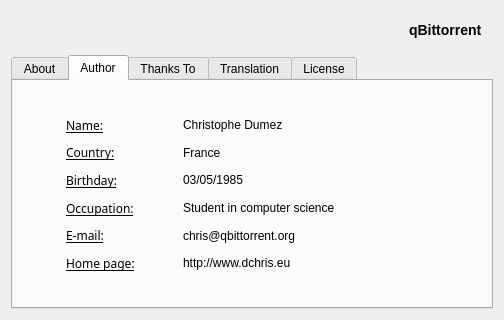
This is src/about.ui in SysAdminDoc/qBittorrent-Vanced as Qt 5 draws it before an edit. The edited form follows.
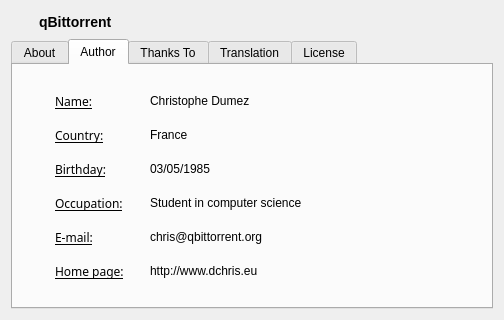
This is the edited form. The open tabs and pages were chosen to show the change.

Commit message: - Fixed layout again for about

```diff
--- a/src/about.ui
+++ b/src/about.ui
@@ -26,22 +26,22 @@
    <string>About qBittorrent</string>
   </property>
   <layout class="QVBoxLayout" >
-   <property name="margin" >
-    <number>11</number>
-   </property>
-   <property name="spacing" >
-    <number>6</number>
-   </property>
    <item>
     <layout class="QHBoxLayout" >
-     <property name="margin" >
-      <number>11</number>
-     </property>
-     <property name="spacing" >
-      <number>6</number>
-     </property>
      <item>
       <widget class="QLabel" name="logo" >
+       <property name="minimumSize" >
+        <size>
+         <width>22</width>
+         <height>22</height>
+        </size>
+       </property>
+       <property name="maximumSize" >
+        <size>
+         <width>22</width>
+         <height>22</height>
+        </size>
+       </property>
        <property name="text" >
         <string/>
        </property>
@@ -50,9 +50,7 @@
      <item>
       <widget class="QLabel" name="lb_name" >
        <property name="sizePolicy" >
-        <sizepolicy>
-         <hsizetype>0</hsizetype>
-         <vsizetype>0</vsizetype>
+        <sizepolicy vsizetype="Fixed" hsizetype="Fixed" >
          <horstretch>0</horstretch>
          <verstretch>0</verstretch>
         </sizepolicy>
@@ -65,6 +63,19 @@
        </property>
       </widget>
      </item>
+     <item>
+      <spacer>
+       <property name="orientation" >
+        <enum>Qt::Horizontal</enum>
+       </property>
+       <property name="sizeHint" >
+        <size>
+         <width>40</width>
+         <height>20</height>
+        </size>
+       </property>
+      </spacer>
+     </item>
     </layout>
    </item>
    <item>
@@ -125,18 +136,12 @@
        <string>Author</string>
       </attribute>
       <layout class="QVBoxLayout" >
-       <property name="margin" >
-        <number>11</number>
-       </property>
        <property name="spacing" >
         <number>6</number>
        </property>
        <item>
         <widget class="QFrame" name="te_authors" >
          <layout class="QHBoxLayout" >
-          <property name="margin" >
-           <number>11</number>
-          </property>
           <property name="spacing" >
            <number>6</number>
           </property>
@@ -158,9 +163,6 @@
           </item>
           <item>
            <layout class="QVBoxLayout" >
-            <property name="margin" >
-             <number>11</number>
-            </property>
             <property name="spacing" >
              <number>6</number>
             </property>
@@ -292,9 +294,6 @@
           </item>
           <item>
            <layout class="QVBoxLayout" >
-            <property name="margin" >
-             <number>11</number>
-            </property>
             <property name="spacing" >
              <number>6</number>
             </property>
```
Left out of the diff: 13 changed lines with no effect on the pictures. The commit also changes 1 other file.
